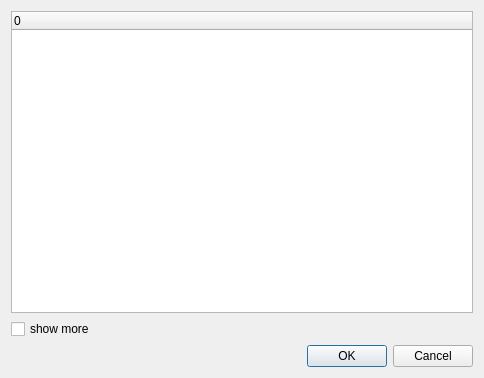
The window that mscore/mscore/selectinstr.ui (musescore/musescore-old) describes before a commit, drawn with Qt 5.
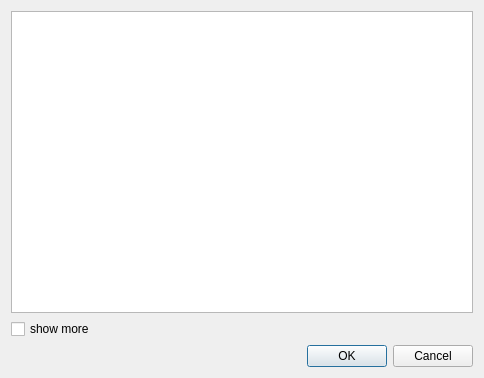
The same window after the commit.

Commit message: remove header in change instrument dialog

```diff
--- a/mscore/mscore/selectinstr.ui
+++ b/mscore/mscore/selectinstr.ui
@@ -16,6 +16,9 @@
   <layout class="QVBoxLayout" name="verticalLayout">
    <item>
     <widget class="QTreeWidget" name="instrumentList">
+     <attribute name="headerVisible">
+      <bool>false</bool>
+     </attribute>  
      <column>
       <property name="text">
        <string>0</string>
```
